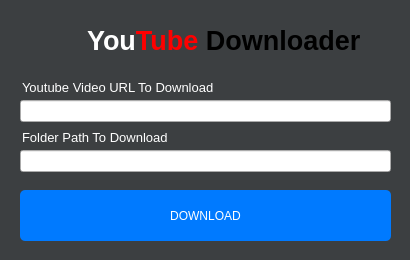
First picture: the form in design/ui_main.ui, repository ShimJunhyeong/Youtube-Downloader, before the edit.
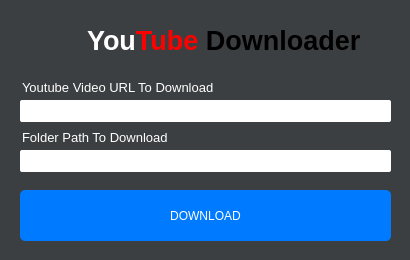
Second picture: the form after the edit. Icons and pictures are not drawn. Custom widgets are drawn as their Qt base class.

```diff
--- a/design/ui_main.ui
+++ b/design/ui_main.ui
@@ -18,12 +18,8 @@
     <normaloff>:/icon/static/YouTube.ico</normaloff>:/icon/static/YouTube.ico</iconset>
   </property>
   <property name="styleSheet">
-   <string notr="true">#mainWidget{
-	background-color: #3C3F41;
-}
-
-#edit_download_path:disabled {
-	background-color: #ffffff;
+   <string notr="true">QLineEdit{
+	border-radius: 2px;
 }
 
 QPushButton#btn_download {
@@ -35,7 +31,16 @@
 
 QPushButton#btn_download:hover {
 	background-color: rgb(12, 86, 208);
-}</string>
+}
+
+#mainWidget{
+	background-color: #3C3F41;
+}
+
+#edit_download_path:disabled {
+	background-color: #ffffff;
+}
+</string>
   </property>
   <widget class="QLabel" name="lbl_title">
    <property name="geometry">
@@ -90,6 +95,9 @@
      <height>22</height>
     </rect>
    </property>
+   <property name="styleSheet">
+    <string notr="true"/>
+   </property>
    <property name="readOnly">
     <bool>true</bool>
    </property>
```
